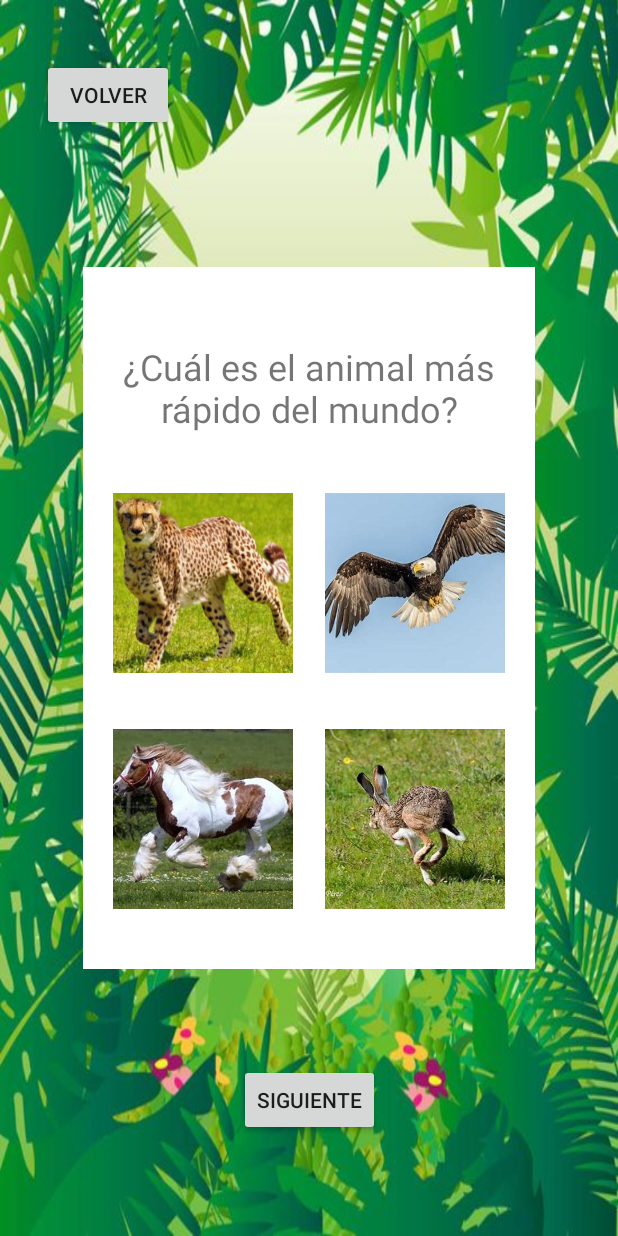
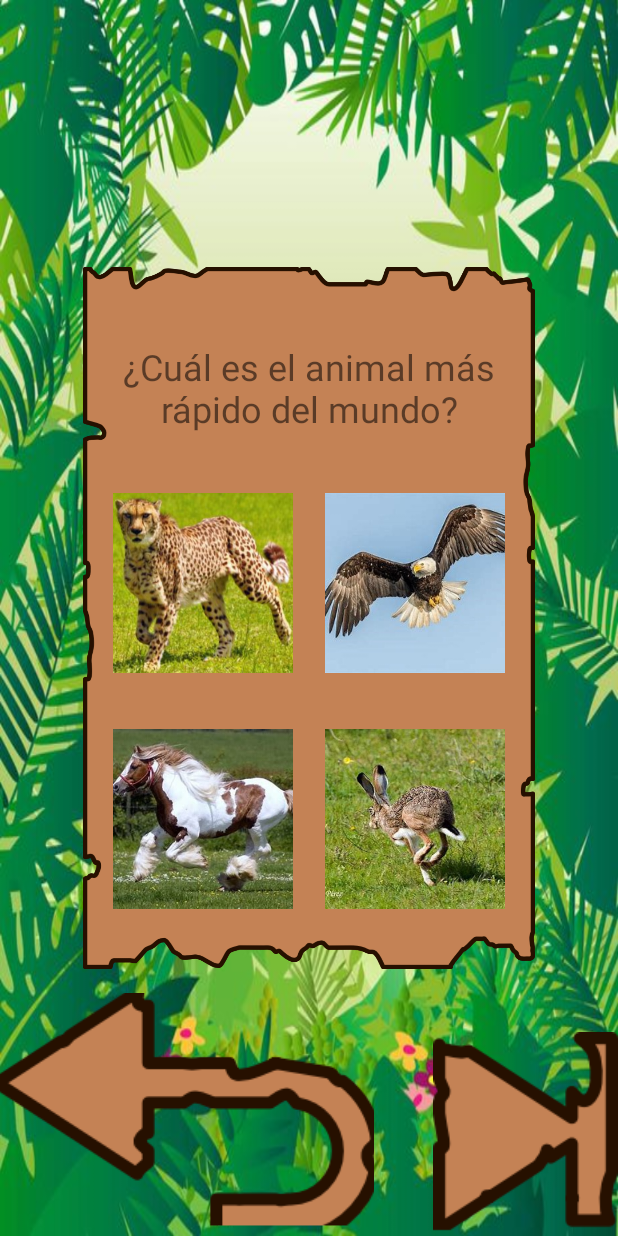
Before and after one commit to Z4RCO/Practica1Moviles, an Android app: the fragment Pregunta2 placed in its activity, on a phone screen of 412 x 824 dp. Run offline under Robolectric (Android 15) with nearby library versions, the phone set to English and light mode, and no system bars.

Commit message:
cambio de diseño de imagenes y botones, aun no completo

```diff
--- a/app/src/main/java/com/example/practica1/PreguntasActivity.java
+++ b/app/src/main/java/com/example/practica1/PreguntasActivity.java
@@ -10,6 +10,7 @@ import android.media.MediaPlayer;
 import android.os.Bundle;
 import android.view.View;
 import android.widget.Button;
+import android.widget.ImageButton;
 import android.widget.ImageView;
 
 
@@ -73,7 +74,7 @@ public class PreguntasActivity extends AppCompatActivity {
      */
     public void next(View view){
         FragmentTransaction t = getSupportFragmentManager().beginTransaction();
-        Button b = findViewById(R.id.nextButton);
+        ImageButton b = findViewById(R.id.siguiente);
         respuestas++;
         switch(respuestas){
             case 1:
--- a/app/src/main/res/layout/activity_preguntas.xml
+++ b/app/src/main/res/layout/activity_preguntas.xml
@@ -7,24 +7,29 @@
     android:background="@drawable/preguntas"
     tools:context=".PreguntasActivity">
 
-    <Button
-        android:id="@+id/button"
-        android:layout_width="wrap_content"
-        android:layout_height="wrap_content"
+    <ImageButton
+        android:id="@+id/Volver"
+        android:layout_width="249dp"
+        android:layout_height="162dp"
+        android:adjustViewBounds="true"
+        android:background="#00FFFFFF"
+        android:contentDescription="@string/buttonVolver"
         android:onClick="volver"
-        android:text="@string/buttonVolver"
+        android:src="@drawable/volver"
         app:layout_constraintBottom_toBottomOf="parent"
         app:layout_constraintEnd_toEndOf="parent"
-        app:layout_constraintHorizontal_bias="0.086"
+        app:layout_constraintHorizontal_bias="0.0"
         app:layout_constraintStart_toStartOf="parent"
         app:layout_constraintTop_toTopOf="parent"
-        app:layout_constraintVertical_bias="0.051" />
+        app:layout_constraintVertical_bias="1.0"
+        tools:ignore="ImageContrastCheck" />
 
     <androidx.fragment.app.FragmentContainerView
         android:id="@+id/fragmentContainerView"
         android:name="com.example.practica1.Pregunta1"
         android:layout_width="301dp"
         android:layout_height="468dp"
+        android:background="@drawable/fondoquest"
         app:layout_constraintBottom_toBottomOf="parent"
         app:layout_constraintEnd_toEndOf="parent"
         app:layout_constraintHorizontal_bias="0.5"
@@ -32,16 +37,23 @@
         app:layout_constraintTop_toTopOf="parent"
         app:layout_constraintVertical_bias="0.5" />
 
-    <Button
-        android:id="@+id/nextButton"
+
+    <ImageButton
+        android:id="@+id/siguiente"
         android:layout_width="wrap_content"
         android:layout_height="wrap_content"
+        android:adjustViewBounds="true"
+        android:background="#00FFFFFF"
         android:contentDescription="@string/buttonSiguiente"
         android:onClick="next"
-        android:text="@string/buttonSiguiente"
+        android:src="@drawable/siguiente"
         app:layout_constraintBottom_toBottomOf="parent"
         app:layout_constraintEnd_toEndOf="parent"
+        app:layout_constraintHorizontal_bias="1.0"
         app:layout_constraintStart_toStartOf="parent"
-        app:layout_constraintTop_toBottomOf="@+id/fragmentContainerView"
-        app:layout_constraintVertical_bias="0.487" />
+        app:layout_constraintTop_toTopOf="parent"
+        app:layout_constraintVertical_bias="1.0"
+        tools:ignore="ImageContrastCheck" />
+
+
 </androidx.constraintlayout.widget.ConstraintLayout>
--- a/app/src/main/res/layout/fragment_pregunta1.xml
+++ b/app/src/main/res/layout/fragment_pregunta1.xml
@@ -4,7 +4,7 @@
     xmlns:tools="http://schemas.android.com/tools"
     android:layout_width="match_parent"
     android:layout_height="match_parent"
-    android:background="@color/white"
+    android:background="@drawable/fondoquest"
     tools:context=".Pregunta1">
 
     <TextView
--- a/app/src/main/res/layout/fragment_pregunta2.xml
+++ b/app/src/main/res/layout/fragment_pregunta2.xml
@@ -4,9 +4,10 @@
     xmlns:tools="http://schemas.android.com/tools"
     android:layout_width="301dp"
     android:layout_height="468dp"
-    android:background="@color/white"
+    android:background="@drawable/fondoquest"
     android:onClick="pulsarImagen"
-    tools:context=".Pregunta2">
+    tools:context=".Pregunta2"
+    tools:ignore="TextSizeCheck">
 
     <TextView
         android:id="@+id/textView"
@@ -30,7 +31,8 @@
         android:contentDescription="@string/r21"
         android:src="@drawable/guepardo"
         app:layout_constraintStart_toStartOf="parent"
-        app:layout_constraintTop_toBottomOf="@+id/textView" />
+        app:layout_constraintTop_toBottomOf="@+id/textView"
+        tools:ignore="ImageContrastCheck" />
 
     <ImageView
         android:id="@+id/r22"
@@ -63,6 +65,7 @@
         android:contentDescription="@string/r24"
         android:src="@drawable/liebre"
         app:layout_constraintBottom_toBottomOf="parent"
-        app:layout_constraintEnd_toEndOf="parent" />
+        app:layout_constraintEnd_toEndOf="parent"
+        tools:ignore="ImageContrastCheck" />
 
 </androidx.constraintlayout.widget.ConstraintLayout>
--- a/app/src/main/res/layout/fragment_pregunta3.xml
+++ b/app/src/main/res/layout/fragment_pregunta3.xml
@@ -3,7 +3,7 @@
     xmlns:tools="http://schemas.android.com/tools"
     android:layout_width="match_parent"
     android:layout_height="match_parent"
-    android:background="@color/white"
+    android:background="@drawable/fondoquest"
     tools:context=".Pregunta3">
 
 
--- a/app/src/main/res/layout/fragment_pregunta4.xml
+++ b/app/src/main/res/layout/fragment_pregunta4.xml
@@ -4,7 +4,7 @@
     xmlns:tools="http://schemas.android.com/tools"
     android:layout_width="match_parent"
     android:layout_height="match_parent"
-    android:background="@color/white"
+    android:background="@drawable/fondoquest"
     tools:context=".Pregunta4">
 
     <TextView
--- a/app/src/main/res/layout/fragment_pregunta5.xml
+++ b/app/src/main/res/layout/fragment_pregunta5.xml
@@ -3,7 +3,7 @@
     xmlns:tools="http://schemas.android.com/tools"
     android:layout_width="match_parent"
     android:layout_height="match_parent"
-    android:background="@color/white"
+    android:background="@drawable/fondoquest"
     tools:context=".Pregunta5">
 
     <TextView
```
Also changed, not shown: app/src/main/res/layout/activity_main.xml (+14 -11 lines), app/src/main/res/drawable/fondoquest.png (added), app/src/main/res/drawable/preguntas.jpg, app/src/main/res/drawable/siguiente.png (added), app/src/main/res/drawable/texto.png (added), app/src/main/res/drawable/titulo.png (added), app/src/main/res/drawable/volver.png (added).
